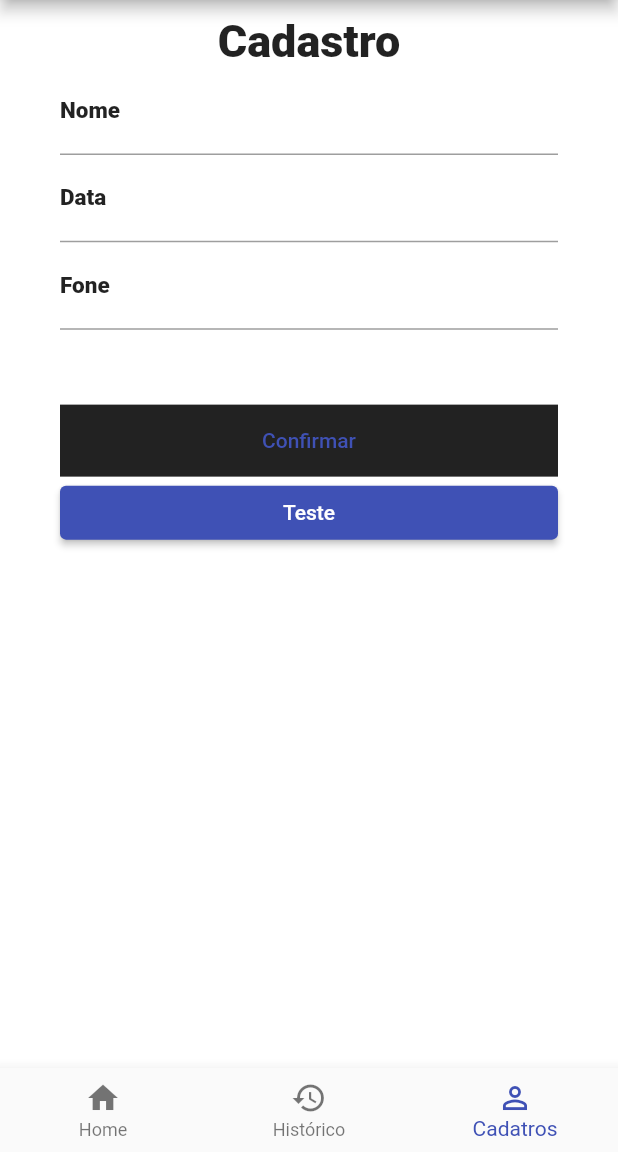
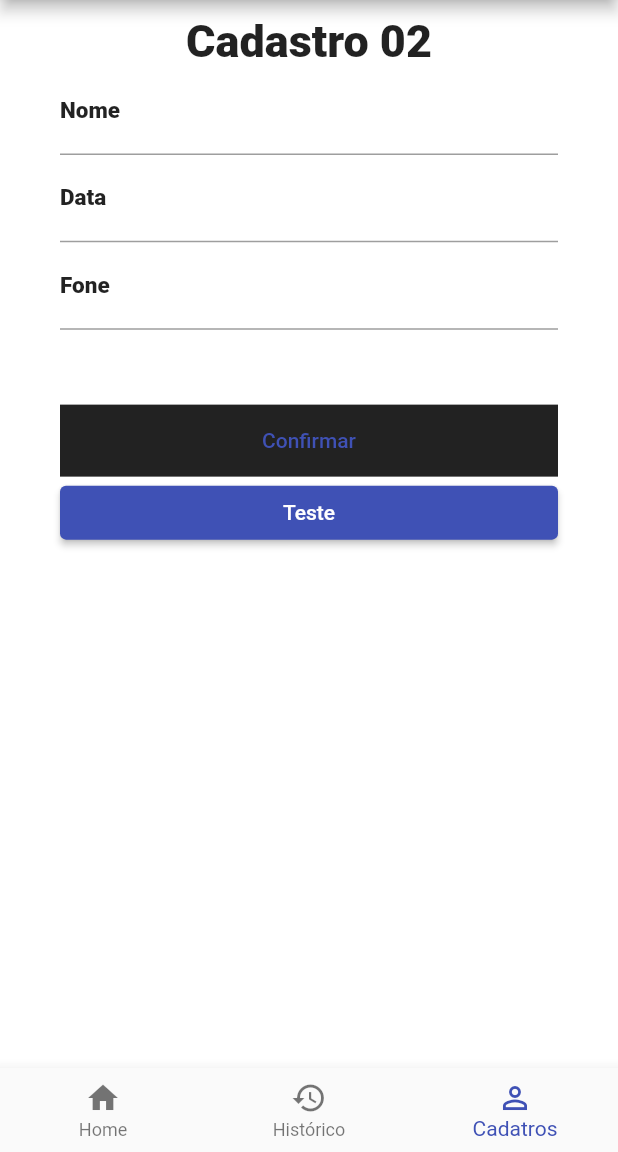
Before and after one commit to Bruno-rag/Rag_Projeto, a Flutter app: the screen it shows after launch, item 3 of the bottom bar chosen, on a phone screen of 412 x 824 dp, the part 84-1236 px from its top. Run offline on Flutter 3.47's test engine with Material 2 defaults, Android fonts, the phone set to English and light mode, and no system bars.

```diff
--- a/lib/pages/cadastro.page.dart
+++ b/lib/pages/cadastro.page.dart
@@ -22,7 +22,7 @@ class _CadastroPageState extends State<CadastroPage> {
           ),
           children: [
             Text(
-              "Cadastro",
+              "Cadastro 02",
               textAlign: TextAlign.center,
               style: TextStyle(
                 color: Colors.black87,
```
